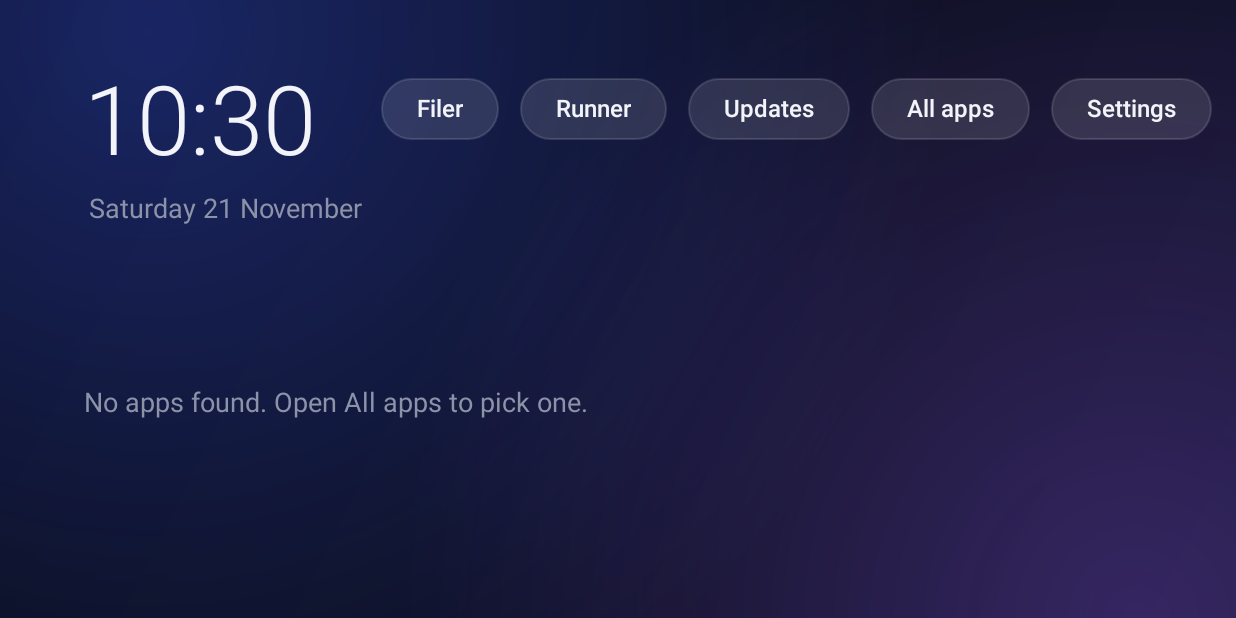
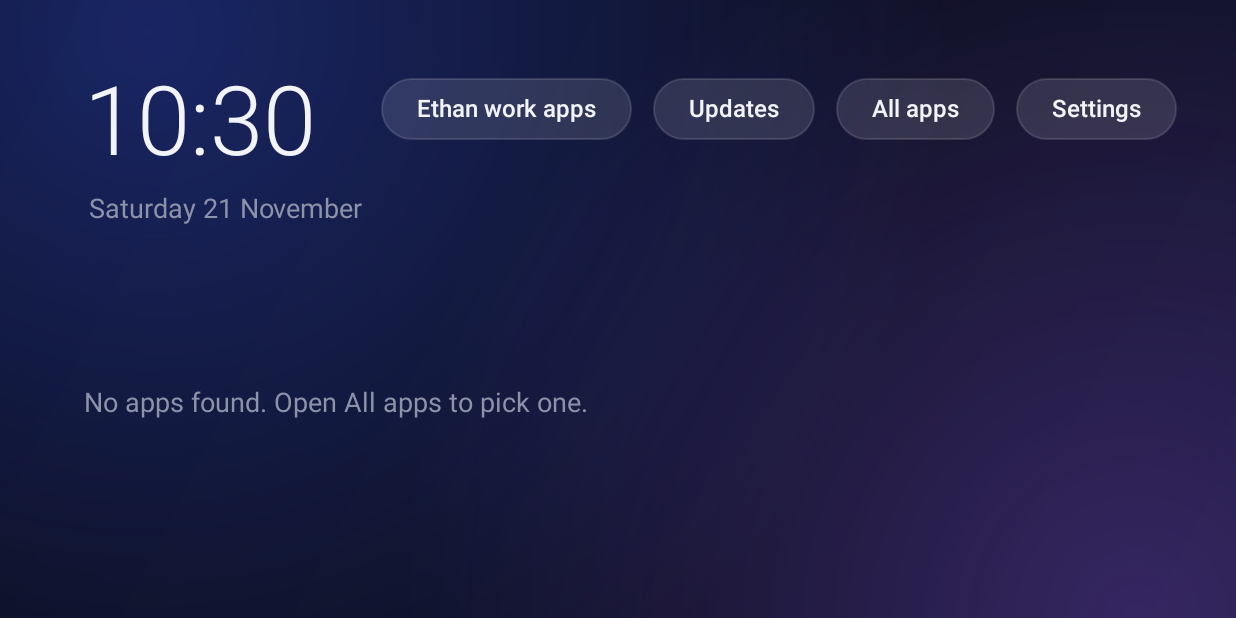
Before and after one commit to Badseed26/tv-launcher, an Android app: the MainActivity screen opened directly, with no data from a screen before it, on a phone screen of 824 x 412 dp (held sideways). Run offline under Robolectric (Android 15) with nearby library versions, the phone set to English and light mode, and no system bars; network calls fail.

Commit message:
Filer and Runner behind one Ethan work apps button with the TV code

```diff
--- a/app/src/main/java/com/ethan/tvlauncher/MainActivity.java
+++ b/app/src/main/java/com/ethan/tvlauncher/MainActivity.java
@@ -42,6 +42,19 @@ public class MainActivity extends Activity implements Ui.FocusListener {
     private LinearLayout grid;
     private final List<View> cards = new ArrayList<>();
     private int lastFocused = 0;
+    private TextView workBtn, filerBtn, runnerBtn;
+    /** Folds Filer and Runner back behind the work apps button (2 min after the code, or coming back home). */
+    private final Runnable closeWork = new Runnable() {
+        @Override
+        public void run() {
+            if (workBtn == null) return;
+            boolean had = filerBtn.hasFocus() || runnerBtn.hasFocus();
+            filerBtn.setVisibility(View.GONE);
+            runnerBtn.setVisibility(View.GONE);
+            workBtn.setVisibility(View.VISIBLE);
+            if (had) workBtn.requestFocus();
+        }
+    };
 
     private final Runnable tick = new Runnable() {
         @Override
@@ -97,29 +110,41 @@ public class MainActivity extends Activity implements Ui.FocusListener {
         buttons.setClipToPadding(false);
         // Breathing room so the selected button can grow without hitting anything.
         buttons.setPadding(Ui.dp(this, 12), Ui.dp(this, 8), Ui.dp(this, 12), Ui.dp(this, 12));
-        TextView filer = Ui.pill(this, "Filer", new View.OnClickListener() {
+        // One "Ethan work apps" button behind the TV code (Ethan, 21/11). Once the code's in it opens out into
+        // Filer and Runner right there in the row, so the phone page can still tap them. The phone page never gets asked.
+        final TextView filer = Ui.pill(this, "Filer", new View.OnClickListener() {
             @Override
             public void onClick(View v) {
-                // The TV asks for the code first, the phone page doesn't (Ethan, 21/11)
-                Lock.ask(MainActivity.this, "Filer", new Runnable() {
+                startActivity(new Intent(MainActivity.this, FilerActivity.class));
+            }
+        });
+        final TextView runner = Ui.pill(this, "Runner", new View.OnClickListener() {
+            @Override
+            public void onClick(View v) {
+                startActivity(new Intent(MainActivity.this, RunnerActivity.class));
+            }
+        });
+        final TextView work = Ui.pill(this, "Ethan work apps", new View.OnClickListener() {
+            @Override
+            public void onClick(final View v) {
+                Lock.ask(MainActivity.this, "work apps", new Runnable() {
                     @Override
                     public void run() {
-                        startActivity(new Intent(MainActivity.this, FilerActivity.class));
+                        v.setVisibility(View.GONE);
+                        filer.setVisibility(View.VISIBLE);
+                        runner.setVisibility(View.VISIBLE);
+                        filer.requestFocus();
+                        handler.removeCallbacks(closeWork);
+                        handler.postDelayed(closeWork, 2 * 60 * 1000);
                     }
                 });
             }
         });
-        TextView runner = Ui.pill(this, "Runner", new View.OnClickListener() {
-            @Override
-            public void onClick(View v) {
-                Lock.ask(MainActivity.this, "Runner", new Runnable() {
-                    @Override
-                    public void run() {
-                        startActivity(new Intent(MainActivity.this, RunnerActivity.class));
-                    }
-                });
-            }
-        });
+        workBtn = work;
+        filerBtn = filer;
+        runnerBtn = runner;
+        filer.setVisibility(View.GONE);
+        runner.setVisibility(View.GONE);
         TextView updates = Ui.pill(this, "Updates", new View.OnClickListener() {
             @Override
             public void onClick(View v) {
@@ -138,7 +163,10 @@ public class MainActivity extends Activity implements Ui.FocusListener {
                 Ui.openSettings(MainActivity.this);
             }
         });
-        buttons.addView(filer);
+        buttons.addView(work);
+        LinearLayout.LayoutParams flp = new LinearLayout.LayoutParams(
+                ViewGroup.LayoutParams.WRAP_CONTENT, ViewGroup.LayoutParams.WRAP_CONTENT);
+        buttons.addView(filer, flp);
         LinearLayout.LayoutParams rlp = new LinearLayout.LayoutParams(
                 ViewGroup.LayoutParams.WRAP_CONTENT, ViewGroup.LayoutParams.WRAP_CONTENT);
         rlp.leftMargin = Ui.dp(this, 14);
@@ -236,6 +264,8 @@ public class MainActivity extends Activity implements Ui.FocusListener {
     @Override
     protected void onResume() {
         super.onResume();
+        handler.removeCallbacks(closeWork);
+        closeWork.run();
         buildGrid();
         handler.post(new Runnable() {
             @Override
```
Also changed, not shown: 1 other file.
